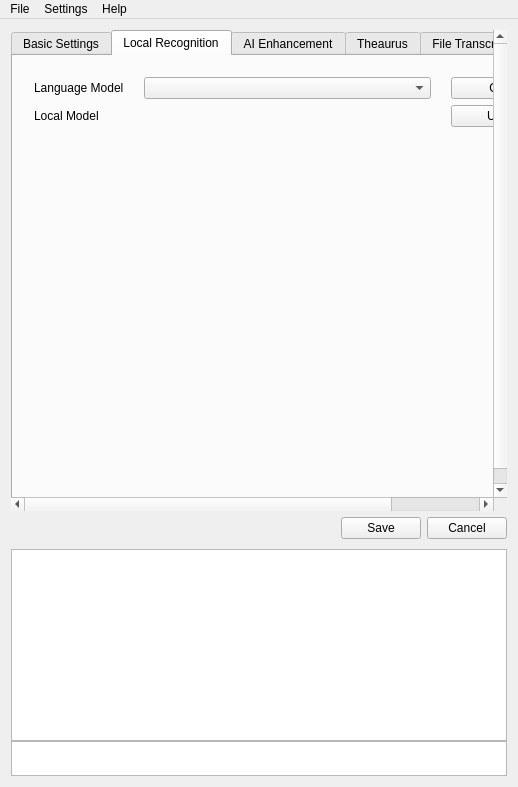
Zeuear/IME_Audio, file src/MainWin.ui: the form before one commit.
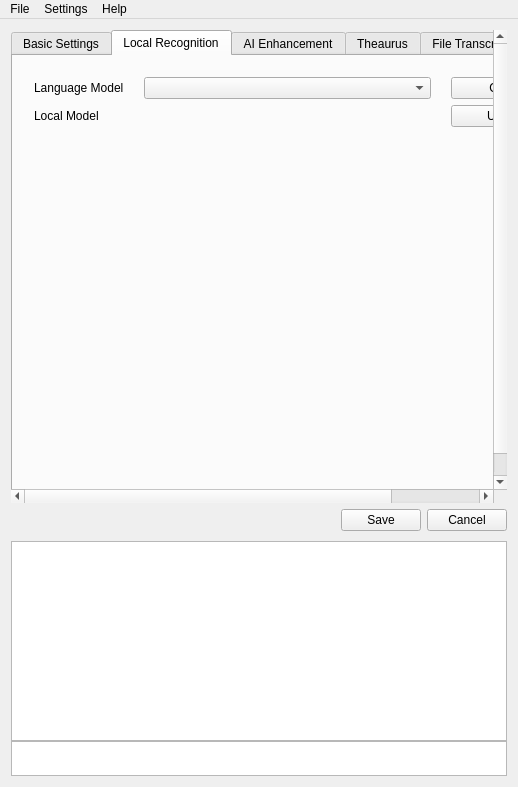
The form after the commit. Icons and pictures are not drawn. Custom widgets are drawn as their Qt base class.

Commit message:
fix(ui): 小分辨率屏幕上主窗口超出可见区域
- 窗口适配移到首次显示后执行（此时标题栏、下拉框、翻译均已就绪），
  按可用桌面区域收缩，并把窗口移回屏幕内，至少保证标题栏可拖动
- 底部日志区高度策略由 Fixed 改为 Preferred，窗口最小高度 383 → 257
- 适配时记录屏幕/窗口/最小尺寸，便于排查

```diff
--- a/src/MainWin.ui
+++ b/src/MainWin.ui
@@ -1042,7 +1042,7 @@
       <item>
        <widget class="QStackedWidget" name="drawer_stack">
         <property name="sizePolicy">
-         <sizepolicy hsizetype="Expanding" vsizetype="Fixed">
+         <sizepolicy hsizetype="Expanding" vsizetype="Preferred">
           <horstretch>0</horstretch>
           <verstretch>0</verstretch>
          </sizepolicy>
```
The commit also changes 2 other files.
